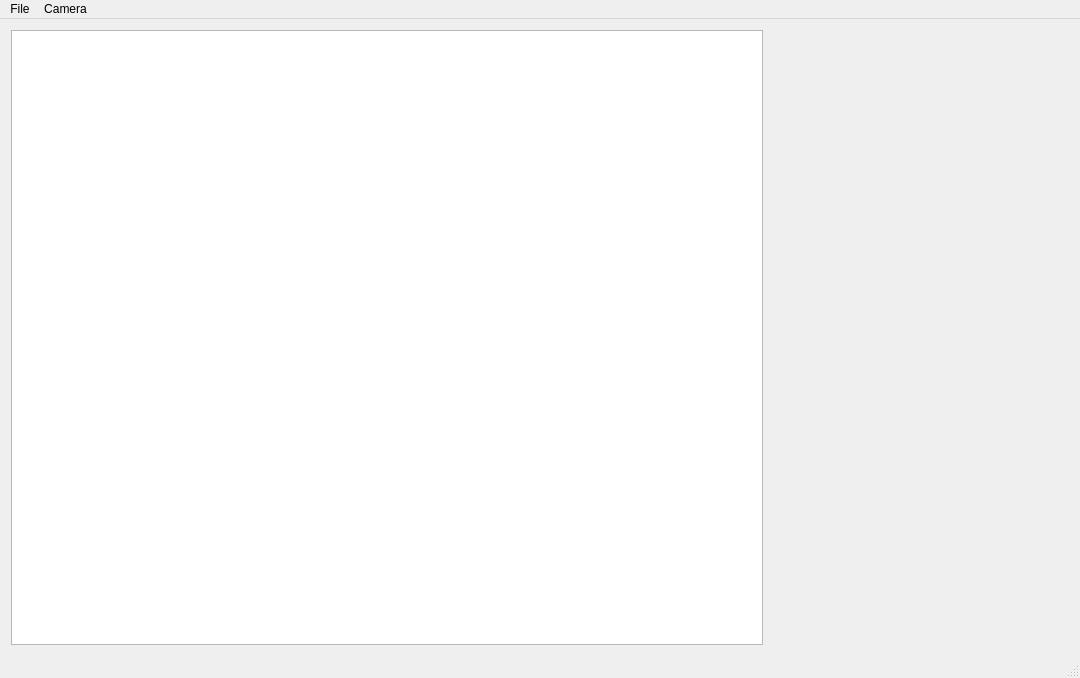
elkinvg/MicKam, file ui/mickammainwindow.ui: the form before one commit.
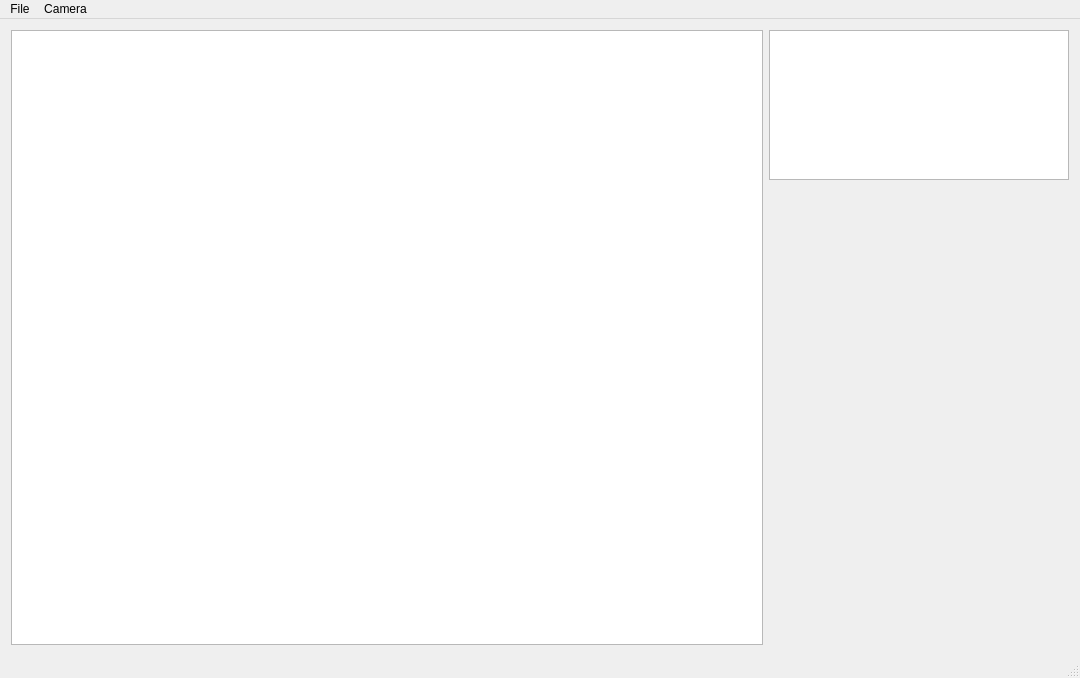
The form after the commit.

The edit to the form file:
```diff
--- a/ui/mickammainwindow.ui
+++ b/ui/mickammainwindow.ui
@@ -46,9 +46,6 @@
       </property>
      </widget>
     </item>
-    <item row="0" column="2">
-     <layout class="QVBoxLayout" name="verticalLayout"/>
-    </item>
     <item row="0" column="1">
      <widget class="QWidget" name="widget" native="true">
       <property name="minimumSize">
@@ -57,6 +54,40 @@
         <height>0</height>
        </size>
       </property>
+      <property name="maximumSize">
+       <size>
+        <width>300</width>
+        <height>16777215</height>
+       </size>
+      </property>
+      <layout class="QVBoxLayout" name="verticalLayout">
+       <property name="margin">
+        <number>0</number>
+       </property>
+       <item>
+        <widget class="QPlainTextEdit" name="MicKamMessage">
+         <property name="maximumSize">
+          <size>
+           <width>16777215</width>
+           <height>150</height>
+          </size>
+         </property>
+        </widget>
+       </item>
+       <item>
+        <spacer name="verticalSpacer">
+         <property name="orientation">
+          <enum>Qt::Vertical</enum>
+         </property>
+         <property name="sizeHint" stdset="0">
+          <size>
+           <width>20</width>
+           <height>40</height>
+          </size>
+         </property>
+        </spacer>
+       </item>
+      </layout>
      </widget>
     </item>
    </layout>
```
